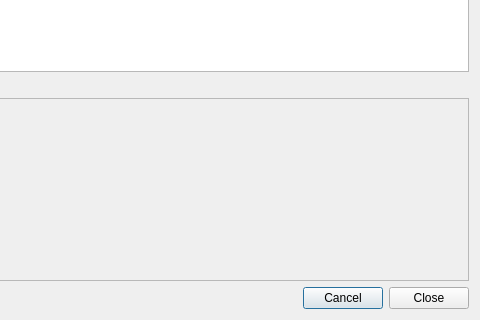
Old version of the form forms/extrainfodialog.ui in the repository insilmaril/vym; both pictures show x 115 to 595 and y 366 to 686 of the 595 by 686 pixel window.
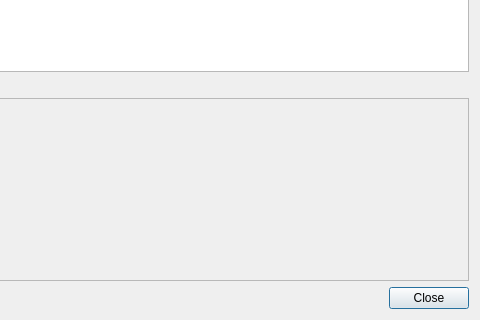
New version of the form.

Commit message: Adapted build date and removed Cancel button from extraInfoDialog

Diff of the .ui file:
```diff
--- a/forms/extrainfodialog.ui
+++ b/forms/extrainfodialog.ui
@@ -162,13 +162,6 @@
        </property>
       </spacer>
      </item>
-     <item>
-      <widget class="QPushButton" name="cancelButton">
-       <property name="text">
-        <string>Cancel</string>
-       </property>
-      </widget>
-     </item>
      <item>
       <widget class="QPushButton" name="closeButton">
        <property name="text">
```
Left out of the diff: 17 changed lines with no effect on the pictures. The commit also changes 1 other file.
